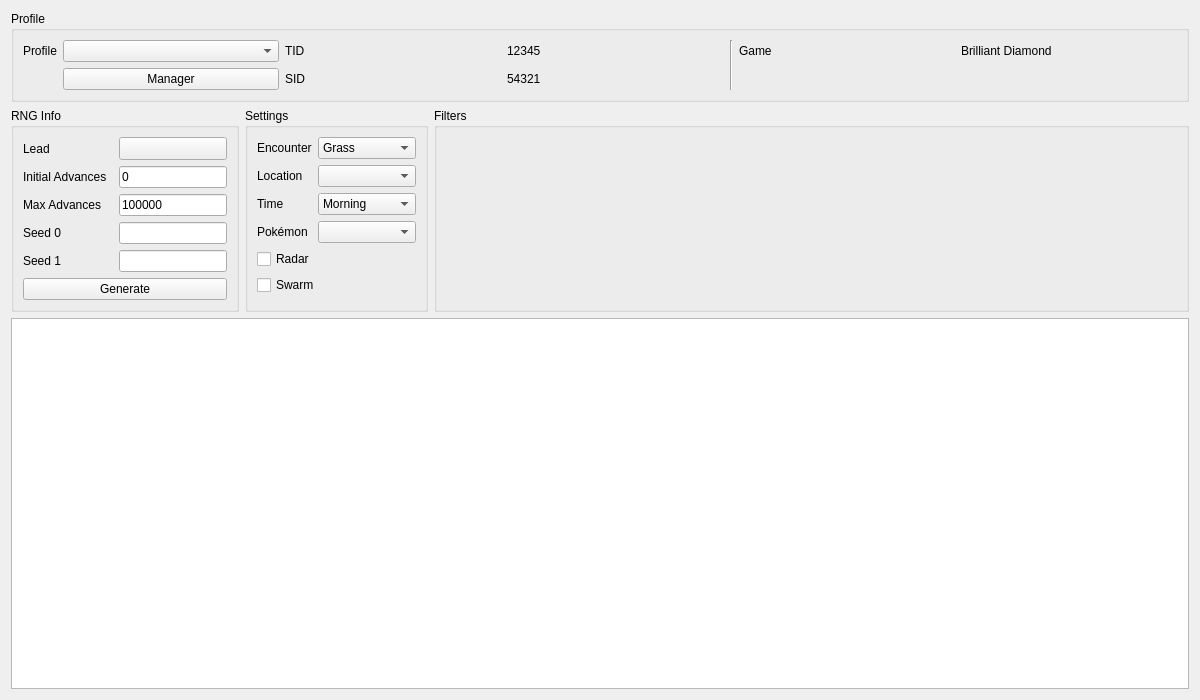
The window that Source/Form/Gen8/Wild8.ui (Admiral-Fish/PokeFinder) describes before a commit, drawn with Qt 5.
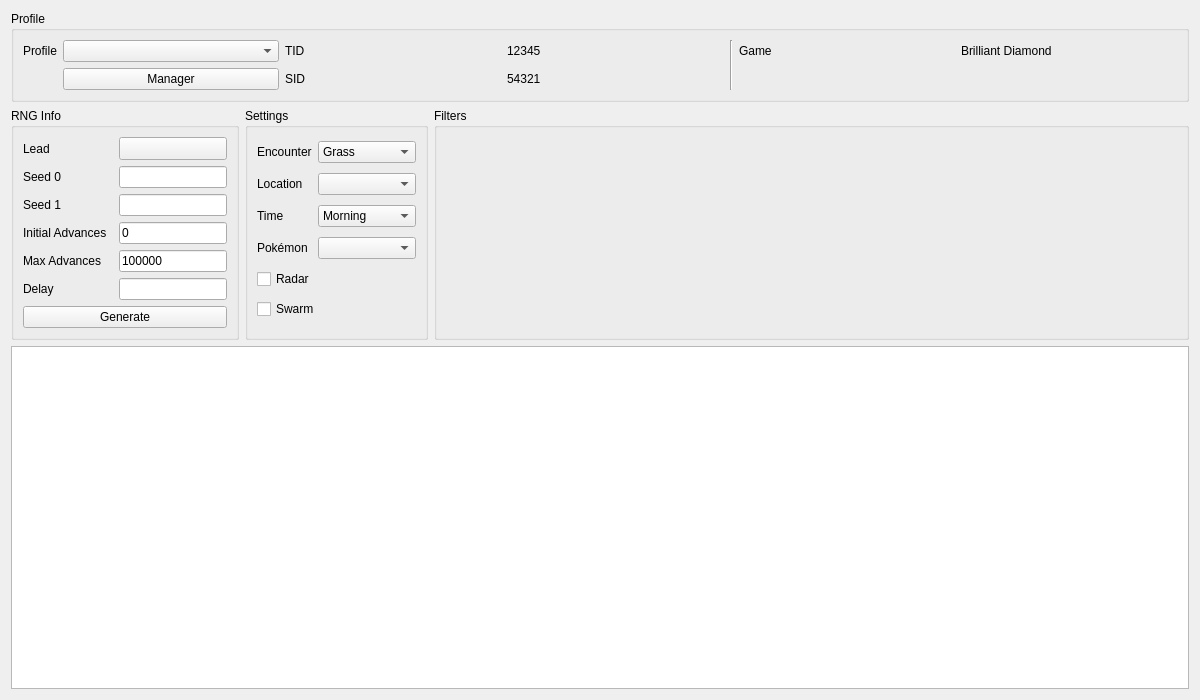
The same window after the commit. Custom widgets are drawn as their Qt base class.

Patch:
```diff
--- a/Source/Form/Gen8/Wild8.ui
+++ b/Source/Form/Gen8/Wild8.ui
@@ -20,6 +20,26 @@
       <string>RNG Info</string>
      </property>
      <layout class="QGridLayout" name="gridLayout_3">
+      <item row="5" column="3">
+       <widget class="TextBox" name="textBoxInitialAdvances">
+        <property name="text">
+         <string notr="true">0</string>
+        </property>
+       </widget>
+      </item>
+      <item row="2" column="1">
+       <widget class="QLabel" name="labelLead">
+        <property name="sizePolicy">
+         <sizepolicy hsizetype="Fixed" vsizetype="Preferred">
+          <horstretch>0</horstretch>
+          <verstretch>0</verstretch>
+         </sizepolicy>
+        </property>
+        <property name="text">
+         <string>Lead</string>
+        </property>
+       </widget>
+      </item>
       <item row="2" column="3">
        <widget class="ComboMenu" name="toolButtonLead">
         <property name="sizePolicy">
@@ -34,85 +54,23 @@
        </widget>
       </item>
       <item row="4" column="1">
-       <widget class="QLabel" name="labelMaxAdvances">
-        <property name="sizePolicy">
-         <sizepolicy hsizetype="Fixed" vsizetype="Preferred">
-          <horstretch>0</horstretch>
-          <verstretch>0</verstretch>
-         </sizepolicy>
-        </property>
+       <widget class="QLabel" name="labelSeed1">
         <property name="text">
-         <string>Max Advances</string>
+         <string>Seed 1</string>
         </property>
        </widget>
       </item>
-      <item row="2" column="1">
-       <widget class="QLabel" name="labelLead">
-        <property name="sizePolicy">
-         <sizepolicy hsizetype="Fixed" vsizetype="Preferred">
-          <horstretch>0</horstretch>
-          <verstretch>0</verstretch>
-         </sizepolicy>
-        </property>
-        <property name="text">
-         <string>Lead</string>
-        </property>
-       </widget>
-      </item>
-      <item row="6" column="3">
-       <widget class="TextBox" name="textBoxSeed1"/>
-      </item>
-      <item row="3" column="1">
-       <widget class="QLabel" name="labelInitialAdvances">
-        <property name="sizePolicy">
-         <sizepolicy hsizetype="Fixed" vsizetype="Preferred">
-          <horstretch>0</horstretch>
-          <verstretch>0</verstretch>
-         </sizepolicy>
-        </property>
-        <property name="text">
-         <string>Initial Advances</string>
-        </property>
-       </widget>
-      </item>
-      <item row="5" column="3">
-       <widget class="TextBox" name="textBoxSeed0"/>
-      </item>
       <item row="4" column="3">
+       <widget class="TextBox" name="textBoxSeed1"/>
+      </item>
+      <item row="6" column="3">
        <widget class="TextBox" name="textBoxMaxAdvances">
         <property name="text">
          <string notr="true">100000</string>
         </property>
        </widget>
       </item>
-      <item row="5" column="1">
-       <widget class="QLabel" name="labelSeed0">
-        <property name="sizePolicy">
-         <sizepolicy hsizetype="Fixed" vsizetype="Preferred">
-          <horstretch>0</horstretch>
-          <verstretch>0</verstretch>
-         </sizepolicy>
-        </property>
-        <property name="text">
-         <string>Seed 0</string>
-        </property>
-       </widget>
-      </item>
-      <item row="3" column="3">
-       <widget class="TextBox" name="textBoxInitialAdvances">
-        <property name="text">
-         <string notr="true">0</string>
-        </property>
-       </widget>
-      </item>
-      <item row="6" column="1">
-       <widget class="QLabel" name="labelSeed1">
-        <property name="text">
-         <string>Seed 1</string>
-        </property>
-       </widget>
-      </item>
-      <item row="7" column="1" colspan="3">
+      <item row="10" column="1" colspan="3">
        <widget class="QPushButton" name="pushButtonGenerate">
         <property name="enabled">
          <bool>true</bool>
@@ -122,6 +80,58 @@
         </property>
        </widget>
       </item>
+      <item row="3" column="1">
+       <widget class="QLabel" name="labelSeed0">
+        <property name="sizePolicy">
+         <sizepolicy hsizetype="Fixed" vsizetype="Preferred">
+          <horstretch>0</horstretch>
+          <verstretch>0</verstretch>
+         </sizepolicy>
+        </property>
+        <property name="text">
+         <string>Seed 0</string>
+        </property>
+       </widget>
+      </item>
+      <item row="5" column="1">
+       <widget class="QLabel" name="labelInitialAdvances">
+        <property name="sizePolicy">
+         <sizepolicy hsizetype="Fixed" vsizetype="Preferred">
+          <horstretch>0</horstretch>
+          <verstretch>0</verstretch>
+         </sizepolicy>
+        </property>
+        <property name="text">
+         <string>Initial Advances</string>
+        </property>
+       </widget>
+      </item>
+      <item row="3" column="3">
+       <widget class="TextBox" name="textBoxSeed0"/>
+      </item>
+      <item row="6" column="1">
+       <widget class="QLabel" name="labelMaxAdvances">
+        <property name="sizePolicy">
+         <sizepolicy hsizetype="Fixed" vsizetype="Preferred">
+          <horstretch>0</horstretch>
+          <verstretch>0</verstretch>
+         </sizepolicy>
+        </property>
+        <property name="text">
+         <string>Max Advances</string>
+        </property>
+       </widget>
+      </item>
+      <item row="7" column="1">
+       <widget class="QLabel" name="labelDelay">
+        <property name="text">
+         <string>Delay</string>
+        </property>
+       </widget>
+      </item>
+      <item row="7" column="3">
+       <widget class="TextBox" name="textBoxDelay"/>
+      </item>
      </layout>
     </widget>
    </item>
@@ -378,6 +388,11 @@
    <extends>QTableView</extends>
    <header>Form/Controls/TableView.hpp</header>
   </customwidget>
+  <customwidget>
+   <class>ComboBox</class>
+   <extends>QComboBox</extends>
+   <header>Form/Controls/ComboBox.hpp</header>
+  </customwidget>
   <customwidget>
    <class>Filter</class>
    <extends>QWidget</extends>
@@ -389,11 +404,6 @@
    <extends>QToolButton</extends>
    <header>Form/Controls/ComboMenu.hpp</header>
   </customwidget>
-  <customwidget>
-   <class>ComboBox</class>
-   <extends>QComboBox</extends>
-   <header>Form/Controls/ComboBox.hpp</header>
-  </customwidget>
  </customwidgets>
  <tabstops>
   <tabstop>comboBoxProfiles</tabstop>
```
Left out of the diff: 8 changed lines with no effect on the pictures.
